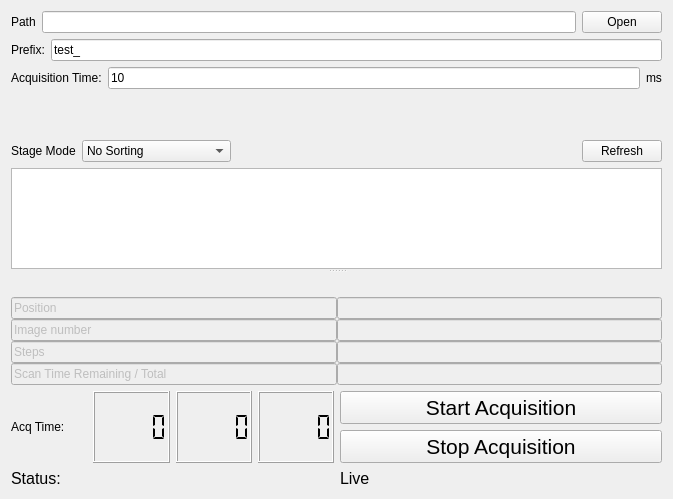
Qt form panels/ui/acquisitionpanel.ui (Attolab/SC-TDC) before a commit.
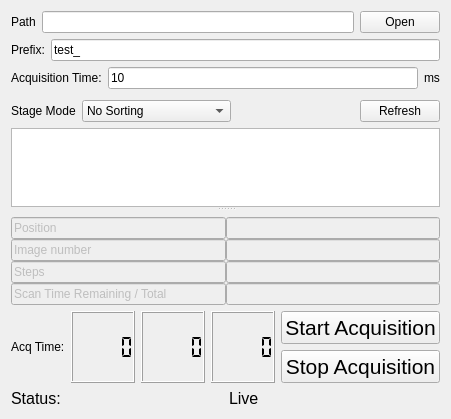
The same form after that commit. Custom widgets are drawn as their Qt base class.

```diff
--- a/panels/ui/acquisitionpanel.ui
+++ b/panels/ui/acquisitionpanel.ui
@@ -6,8 +6,8 @@
    <rect>
     <x>0</x>
     <y>0</y>
-    <width>673</width>
-    <height>499</height>
+    <width>448</width>
+    <height>419</height>
    </rect>
   </property>
   <property name="sizePolicy">
@@ -102,10 +102,16 @@
    </item>
    <item>
     <widget class="QSplitter" name="splitter">
+     <property name="sizePolicy">
+      <sizepolicy hsizetype="Preferred" vsizetype="Expanding">
+       <horstretch>0</horstretch>
+       <verstretch>0</verstretch>
+      </sizepolicy>
+     </property>
      <property name="orientation">
       <enum>Qt::Vertical</enum>
      </property>
-     <widget class="QWidget" name="">
+     <widget class="QWidget" name="layoutWidget">
       <layout class="QVBoxLayout" name="verticalLayout_4">
        <item>
         <layout class="QHBoxLayout" name="horizontalLayout">
@@ -185,9 +191,9 @@
      </widget>
      <widget class="PlotWidget" name="plot_delays" native="true">
       <property name="sizePolicy">
-       <sizepolicy hsizetype="Preferred" vsizetype="Minimum">
+       <sizepolicy hsizetype="Preferred" vsizetype="Expanding">
         <horstretch>0</horstretch>
-        <verstretch>0</verstretch>
+        <verstretch>30</verstretch>
        </sizepolicy>
       </property>
      </widget>
```
